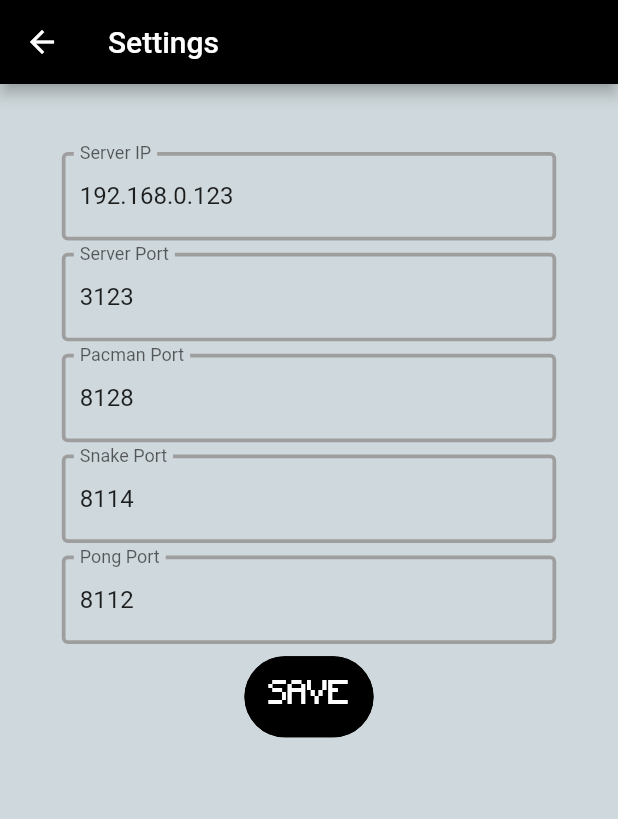
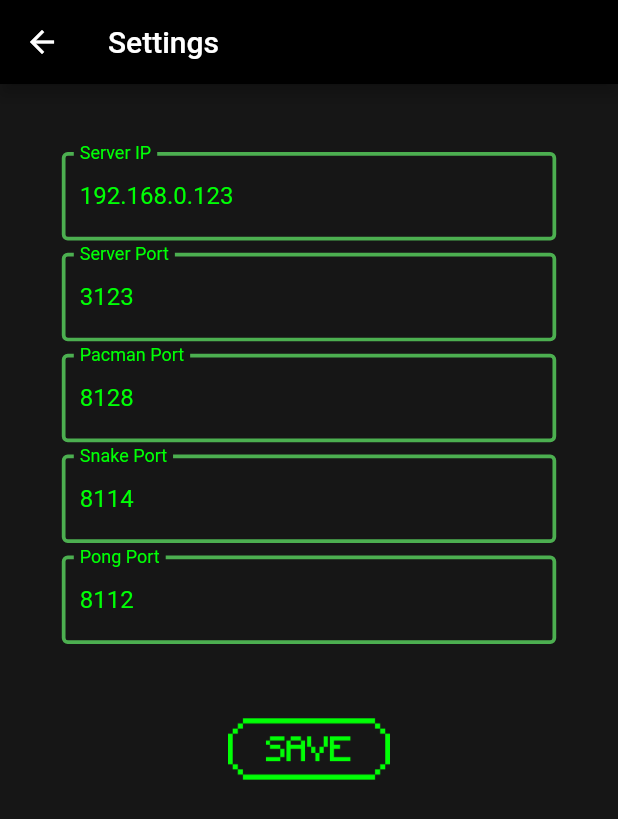
Before and after one commit to LiquidGalaxyLAB/asteroids-lg-retro-gaming, a Flutter app: the screen it shows after launch, after a tap on the "settings" icon, on a phone screen of 412 x 824 dp. Shown: the top 819 px of the screen. Run offline on Flutter 3.47's test engine with Material 2 defaults, Android fonts, the light colour scheme and no system bars; our stand-ins replace carousel_slider, get_storage, qr_flutter, socket_io_client, webview_flutter; network calls fail.

Commit message:
updated app color scheme

```diff
--- a/lib/screens/Home.dart
+++ b/lib/screens/Home.dart
@@ -1,4 +1,5 @@
 import 'package:flutter/material.dart';
+import 'package:flutter/rendering.dart';
 import 'package:socket_io_client/socket_io_client.dart';
 import 'package:carousel_slider/carousel_controller.dart';
 import 'package:carousel_slider/carousel_options.dart';
@@ -53,7 +54,7 @@
     return SafeArea(
       child: Scaffold(
         resizeToAvoidBottomInset: false,
-        backgroundColor: Colors.blueGrey.shade100,
+        backgroundColor: Color(0xff161616),
         body: OrientationBuilder(
           builder: (BuildContext context, Orientation orientation) {
             return orientation == Orientation.portrait
@@ -78,12 +79,13 @@
             onTap: () => pushToSettings(context),
             child: Icon(
               Icons.settings,
+              color: const Color(0xFF00FF05),
               size: screenSize.height * 0.05,
             ),
           ),
         ),
         Column(
-          mainAxisAlignment: MainAxisAlignment.center,
+          mainAxisAlignment: MainAxisAlignment.spaceEvenly,
           children: [
             Padding(
               padding: EdgeInsets.only(bottom: screenSize.height * 0.1),
@@ -92,6 +94,7 @@
                 style: TextStyle(
                   fontFamily: 'RetroFont',
                   fontSize: screenSize.height * 0.035,
+                  color: const Color(0xFF00FF05),
                 ),
               ),
             ),
@@ -113,6 +116,7 @@
                 bottom: screenSize.height * 0.12,
                 left: screenSize.width * 0.01,
                 child: IconButton(
+                  color: const Color(0xFF00FF05),
                   iconSize: screenSize.height * 0.05,
                   splashRadius: 0.1,
                   icon: const Icon(Icons.arrow_back_ios),
@@ -125,6 +129,7 @@
                 bottom: screenSize.height * 0.12,
                 right: screenSize.width * 0.01,
                 child: IconButton(
+                  color: const Color(0xFF00FF05),
                   iconSize: screenSize.height * 0.05,
                   splashRadius: 0.1,
                   icon: const Icon(Icons.arrow_forward_ios),
@@ -135,44 +140,14 @@
               ),
             ]),
             Padding(
-              padding: EdgeInsets.only(top: screenSize.height * 0.1),
-              child: Container(
-                decoration: BoxDecoration(
-                  color: Colors.white,
-                  borderRadius: BorderRadius.circular(screenSize.height * 0.1),
-                  boxShadow: [
-                    BoxShadow(
-                      color: Colors.grey.withOpacity(0.5),
-                      spreadRadius: 3,
-                      blurRadius: 4,
-                      offset: Offset(3, 3), // changes position of shadow
-                    ),
-                  ],
-                ),
-                child: TextButton(
-                  onPressed: () => openGame(context),
-                  child: Padding(
-                    padding: EdgeInsets.all(8.0),
-                    child: Text(
-                      "OPEN GAME",
-                      style: TextStyle(
-                        fontFamily: 'RetroFont',
-                        fontSize: screenSize.height * 0.025,
-                      ),
-                    ),
-                  ),
-                  style: ButtonStyle(
-                    foregroundColor:
-                        MaterialStateProperty.all<Color>(Colors.white),
-                    backgroundColor:
-                        MaterialStateProperty.all<Color>(Colors.black),
-                    shape: MaterialStateProperty.all<RoundedRectangleBorder>(
-                      RoundedRectangleBorder(
-                        borderRadius:
-                            BorderRadius.circular(screenSize.height * 0.1),
-                        side: BorderSide(color: Colors.black),
-                      ),
-                    ),
+              padding: EdgeInsets.symmetric(vertical: screenSize.height * 0.05),
+              child: GestureDetector(
+                onTap: () => openGame(context),
+                child: Container(
+                  height: screenSize.height * 0.07,
+                  child: Image.asset(
+                    'assets/openBtn.png',
+                    fit: BoxFit.fill,
                   ),
                 ),
               ),
@@ -196,6 +171,7 @@
             onTap: () => pushToSettings(context),
             child: Icon(
               Icons.settings,
+              color: const Color(0xFF00FF05),
               size: screenSize.height * 0.08,
             ),
           ),
@@ -208,6 +184,7 @@
               style: TextStyle(
                 fontFamily: 'RetroFont',
                 fontSize: screenSize.height * 0.075,
+                color: const Color(0xFF00FF05),
               ),
             ),
             Stack(children: <Widget>[
@@ -228,6 +205,7 @@
                 bottom: screenSize.height * 0.16,
                 left: screenSize.width * 0.1,
                 child: IconButton(
+                  color: const Color(0xFF00FF05),
                   iconSize: screenSize.height * 0.15,
                   splashRadius: 0.1,
                   icon: const Icon(Icons.arrow_back_ios),
@@ -240,6 +218,7 @@
                 bottom: screenSize.height * 0.16,
                 right: screenSize.width * 0.1,
                 child: IconButton(
+                  color: const Color(0xFF00FF05),
                   iconSize: screenSize.height * 0.15,
                   splashRadius: 0.1,
                   icon: const Icon(Icons.arrow_forward_ios),
@@ -249,43 +228,13 @@
                 ),
               ),
             ]),
-            Container(
-              decoration: BoxDecoration(
-                color: Colors.white,
-                borderRadius: BorderRadius.circular(screenSize.height * 0.1),
-                boxShadow: [
-                  BoxShadow(
-                    color: Colors.grey.withOpacity(0.5),
-                    spreadRadius: 3,
-                    blurRadius: 4,
-                    offset: Offset(3, 3), // changes position of shadow
-                  ),
-                ],
-              ),
-              child: TextButton(
-                onPressed: () => openGame(context),
-                child: Padding(
-                  padding: EdgeInsets.all(8.0),
-                  child: Text(
-                    "OPEN GAME",
-                    style: TextStyle(
-                      fontFamily: 'RetroFont',
-                      fontSize: screenSize.height * 0.035,
-                    ),
-                  ),
-                ),
-                style: ButtonStyle(
-                  foregroundColor:
-                      MaterialStateProperty.all<Color>(Colors.white),
-                  backgroundColor:
-                      MaterialStateProperty.all<Color>(Colors.black),
-                  shape: MaterialStateProperty.all<RoundedRectangleBorder>(
-                    RoundedRectangleBorder(
-                      borderRadius:
-                          BorderRadius.circular(screenSize.height * 0.1),
-                      side: BorderSide(color: Colors.black),
-                    ),
-                  ),
+            GestureDetector(
+              onTap: () => openGame(context),
+              child: Container(
+                height: screenSize.height * 0.1,
+                child: Image.asset(
+                  'assets/openBtn.png',
+                  fit: BoxFit.fill,
                 ),
               ),
             ),
--- a/lib/screens/Settings.dart
+++ b/lib/screens/Settings.dart
@@ -27,7 +27,7 @@
           title: Text('Settings'),
           backgroundColor: Colors.black,
         ),
-        backgroundColor: Colors.blueGrey.shade100,
+        backgroundColor: Color(0xff161616),
         body: OrientationBuilder(
           builder: (BuildContext context, Orientation orientation) {
             return orientation == Orientation.portrait
@@ -44,7 +44,6 @@
   // "context" is used for pushing Navigator
   Widget portraiMode(Size screenSize, BuildContext context) {
     return Container(
-      color: Colors.blueGrey.shade100,
       child: Center(
         child: Form(
           key: formKey,
@@ -56,9 +55,11 @@
                   padding:
                       EdgeInsets.symmetric(vertical: screenSize.width * 0.01),
                   child: TextFormField(
+                    style: TextStyle(color: Color(0xFF00FF05)),
                     initialValue: serverIp,
                     decoration: InputDecoration(
                       labelText: 'Server IP',
+                      labelStyle: TextStyle(color: Color(0xFF00FF05)),
                       errorBorder: OutlineInputBorder(
                           borderSide: BorderSide(
                         color: Colors.red,
@@ -66,13 +67,13 @@
                       )),
                       focusedBorder: OutlineInputBorder(
                         borderSide: BorderSide(
-                          color: Colors.blue,
+                          color: Colors.green,
                           width: screenSize.height * 0.003,
                         ),
                       ),
                       enabledBorder: OutlineInputBorder(
                         borderSide: BorderSide(
-                          color: Colors.grey,
+                          color: Colors.green,
                           width: screenSize.height * 0.003,
                         ),
                       ),
@@ -86,6 +87,7 @@
                   padding:
                       EdgeInsets.symmetric(vertical: screenSize.width * 0.01),
                   child: TextFormField(
+                    style: TextStyle(color: Color(0xFF00FF05)),
                     initialValue: serverPort,
                     decoration: InputDecoration(
                       errorBorder: OutlineInputBorder(
@@ -94,15 +96,16 @@
                         width: screenSize.height * 0.003,
                       )),
                       labelText: 'Server Port',
+                      labelStyle: TextStyle(color: Color(0xFF00FF05)),
                       focusedBorder: OutlineInputBorder(
                         borderSide: BorderSide(
-                          color: Colors.blue,
+                          color: Colors.green,
                           width: screenSize.height * 0.003,
                         ),
                       ),
                       enabledBorder: OutlineInputBorder(
                         borderSide: BorderSide(
-                          color: Colors.grey,
+                          color: Colors.green,
                           width: screenSize.height * 0.003,
                         ),
                       ),
@@ -116,6 +119,7 @@
                   padding:
                       EdgeInsets.symmetric(vertical: screenSize.width * 0.01),
                   child: TextFormField(
+                    style: TextStyle(color: Color(0xFF00FF05)),
                     initialValue: pacmanPort,
                     decoration: InputDecoration(
                       errorBorder: OutlineInputBorder(
@@ -124,15 +128,16 @@
                         width: screenSize.height * 0.003,
                       )),
                       labelText: 'Pacman Port',
+                      labelStyle: TextStyle(color: Color(0xFF00FF05)),
                       focusedBorder: OutlineInputBorder(
                         borderSide: BorderSide(
-                          color: Colors.blue,
+                          color: Colors.green,
                           width: screenSize.height * 0.003,
                         ),
                       ),
                       enabledBorder: OutlineInputBorder(
                         borderSide: BorderSide(
-                          color: Colors.grey,
+                          color: Colors.green,
                           width: screenSize.height * 0.003,
                         ),
                       ),
@@ -146,6 +151,7 @@
                   padding:
                       EdgeInsets.symmetric(vertical: screenSize.width * 0.01),
                   child: TextFormField(
+                    style: TextStyle(color: Color(0xFF00FF05)),
                     initialValue: snakePort,
                     decoration: InputDecoration(
                       errorBorder: OutlineInputBorder(
@@ -154,15 +160,16 @@
                         width: screenSize.height * 0.003,
                       )),
                       labelText: 'Snake Port',
+                      labelStyle: TextStyle(color: Color(0xFF00FF05)),
                       focusedBorder: OutlineInputBorder(
                         borderSide: BorderSide(
-                          color: Colors.blue,
+                          color: Colors.green,
                           width: screenSize.height * 0.003,
                         ),
                       ),
                       enabledBorder: OutlineInputBorder(
                         borderSide: BorderSide(
-                          color: Colors.grey,
+                          color: Colors.green,
                           width: screenSize.height * 0.003,
                         ),
                       ),
@@ -176,6 +183,7 @@
                   padding:
                       EdgeInsets.symmetric(vertical: screenSize.width * 0.01),
                   child: TextFormField(
+                    style: TextStyle(color: Color(0xFF00FF05)),
                     initialValue: pongPort,
                     decoration: InputDecoration(
                       errorBorder: OutlineInputBorder(
@@ -184,15 +192,16 @@
                         width: screenSize.height * 0.003,
                       )),
                       labelText: 'Pong Port',
+                      labelStyle: TextStyle(color: Color(0xFF00FF05)),
                       focusedBorder: OutlineInputBorder(
                         borderSide: BorderSide(
-                          color: Colors.blue,
+                          color: Colors.green,
                           width: screenSize.height * 0.003,
                         ),
                       ),
                       enabledBorder: OutlineInputBorder(
                         borderSide: BorderSide(
-                          color: Colors.grey,
+                          color: Colors.green,
                           width: screenSize.height * 0.003,
                         ),
                       ),
@@ -205,28 +214,15 @@
                 Padding(
                   padding:
                       EdgeInsets.symmetric(vertical: screenSize.width * 0.01),
-                  child: TextButton(
-                    onPressed: () => _save(context),
+                  child: GestureDetector(
+                    onTap: () => _save(context),
                     child: Padding(
-                      padding: EdgeInsets.all(8.0),
-                      child: Text(
-                        "SAVE",
-                        style: TextStyle(
-                          fontFamily: 'RetroFont',
-                          fontSize: screenSize.height * 0.025,
-                        ),
-                      ),
-                    ),
-                    style: ButtonStyle(
-                      foregroundColor:
-                          MaterialStateProperty.all<Color>(Colors.white),
-                      backgroundColor:
-                          MaterialStateProperty.all<Color>(Colors.black),
-                      shape: MaterialStateProperty.all<RoundedRectangleBorder>(
-                        RoundedRectangleBorder(
-                          borderRadius:
-                              BorderRadius.circular(screenSize.height * 0.1),
-                          side: BorderSide(color: Colors.black),
+                      padding: EdgeInsets.all(screenSize.height * 0.05),
+                      child: Container(
+                        height: screenSize.height * 0.05,
+                        child: Image.asset(
+                          'assets/saveBtn.png',
+                          fit: BoxFit.fill,
                         ),
                       ),
                     ),
@@ -246,7 +242,6 @@
   Widget landscapeMode(Size screenSize, BuildContext context) {
     return SingleChildScrollView(
       child: Container(
-        color: Colors.blueGrey.shade100,
         child: Center(
           child: Form(
             key: formKey,
@@ -259,6 +254,7 @@
                         EdgeInsets.symmetric(vertical: screenSize.width * 0.01),
                     child: TextFormField(
                       initialValue: serverIp,
+                      style: TextStyle(color: Color(0xFF00FF05)),
                       decoration: InputDecoration(
                         errorBorder: OutlineInputBorder(
                             borderSide: BorderSide(
@@ -266,15 +262,16 @@
                           width: screenSize.height * 0.003,
                         )),
                         labelText: 'Server IP',
+                        labelStyle: TextStyle(color: Color(0xFF00FF05)),
                         focusedBorder: OutlineInputBorder(
                           borderSide: BorderSide(
-                            color: Colors.blue,
+                            color: Color(0xFF00FF05),
                             width: screenSize.height * 0.003,
                           ),
                         ),
                         enabledBorder: OutlineInputBorder(
                           borderSide: BorderSide(
-                            color: Colors.grey,
+                            color: Color(0xFF00FF05),
                             width: screenSize.height * 0.003,
                           ),
                         ),
@@ -288,6 +285,7 @@
                     padding:
                         EdgeInsets.symmetric(vertical: screenSize.width * 0.01),
                     child: TextFormField(
+                      style: TextStyle(color: Color(0xFF00FF05)),
                       initialValue: serverPort,
                       decoration: InputDecoration(
                         errorBorder: OutlineInputBorder(
@@ -296,15 +294,16 @@
                           width: screenSize.height * 0.003,
                         )),
                         labelText: 'Server Port',
+                        labelStyle: TextStyle(color: Color(0xFF00FF05)),
                         focusedBorder: OutlineInputBorder(
                           borderSide: BorderSide(
-                            color: Colors.blue,
+                            color: Color(0xFF00FF05),
                             width: screenSize.height * 0.003,
                           ),
                         ),
                         enabledBorder: OutlineInputBorder(
                           borderSide: BorderSide(
-                            color: Colors.grey,
+                            color: Color(0xFF00FF05),
                             width: screenSize.height * 0.003,
                           ),
                         ),
@@ -318,6 +317,7 @@
                     padding:
                         EdgeInsets.symmetric(vertical: screenSize.width * 0.01),
                     child: TextFormField(
+                      style: TextStyle(color: Color(0xFF00FF05)),
                       initialValue: pacmanPort,
                       decoration: InputDecoration(
                         errorBorder: OutlineInputBorder(
@@ -326,15 +326,16 @@
                           width: screenSize.height * 0.003,
                         )),
                         labelText: 'Pacman Port',
+                        labelStyle: TextStyle(color: Color(0xFF00FF05)),
                         focusedBorder: OutlineInputBorder(
                           borderSide: BorderSide(
-                            color: Colors.blue,
+                            color: Color(0xFF00FF05),
                             width: screenSize.height * 0.003,
                           ),
                         ),
                         enabledBorder: OutlineInputBorder(
                           borderSide: BorderSide(
-                            color: Colors.grey,
+                            color: Color(0xFF00FF05),
                             width: screenSize.height * 0.003,
                           ),
                         ),
@@ -348,6 +349,7 @@
                     padding:
                         EdgeInsets.symmetric(vertical: screenSize.width * 0.01),
                     child: TextFormField(
+                      style: TextStyle(color: Color(0xFF00FF05)),
                       initialValue: snakePort,
                       decoration: InputDecoration(
                         errorBorder: OutlineInputBorder(
@@ -356,15 +358,16 @@
                           width: screenSize.height * 0.003,
                         )),
                         labelText: 'Snake Port',
+                        labelStyle: TextStyle(color: Color(0xFF00FF05)),
                         focusedBorder: OutlineInputBorder(
                           borderSide: BorderSide(
-                            color: Colors.blue,
+                            color: Color(0xFF00FF05),
                             width: screenSize.height * 0.003,
                           ),
                         ),
                         enabledBorder: OutlineInputBorder(
                           borderSide: BorderSide(
-                            color: Colors.grey,
+                            color: Color(0xFF00FF05),
                             width: screenSize.height * 0.003,
                           ),
                         ),
@@ -378,6 +381,7 @@
                     padding:
                         EdgeInsets.symmetric(vertical: screenSize.width * 0.01),
                     child: TextFormField(
+                      style: TextStyle(color: Color(0xFF00FF05)),
                       initialValue: pongPort,
                       decoration: InputDecoration(
                         errorBorder: OutlineInputBorder(
@@ -386,15 +390,16 @@
                           width: screenSize.height * 0.003,
                         )),
                         labelText: 'Pong Port',
+                        labelStyle: TextStyle(color: Color(0xFF00FF05)),
                         focusedBorder: OutlineInputBorder(
                           borderSide: BorderSide(
-                            color: Colors.blue,
+                            color: Color(0xFF00FF05),
                             width: screenSize.height * 0.003,
                           ),
                         ),
                         enabledBorder: OutlineInputBorder(
                           borderSide: BorderSide(
-                            color: Colors.grey,
+                            color: Color(0xFF00FF05),
                             width: screenSize.height * 0.003,
                           ),
                         ),
@@ -407,29 +412,15 @@
                   Padding(
                     padding:
                         EdgeInsets.symmetric(vertical: screenSize.width * 0.01),
-                    child: TextButton(
-                      onPressed: () => _save(context),
+                    child: GestureDetector(
+                      onTap: () => _save(context),
                       child: Padding(
-                        padding: EdgeInsets.all(8.0),
-                        child: Text(
-                          "SAVE",
-                          style: TextStyle(
-                            fontFamily: 'RetroFont',
-                            fontSize: screenSize.height * 0.035,
-                          ),
-                        ),
-                      ),
-                      style: ButtonStyle(
-                        foregroundColor:
-                            MaterialStateProperty.all<Color>(Colors.white),
-                        backgroundColor:
-                            MaterialStateProperty.all<Color>(Colors.black),
-                        shape:
-                            MaterialStateProperty.all<RoundedRectangleBorder>(
-                          RoundedRectangleBorder(
-                            borderRadius:
-                                BorderRadius.circular(screenSize.height * 0.1),
-                            side: BorderSide(color: Colors.black),
+                        padding: EdgeInsets.all(screenSize.height * 0.05),
+                        child: Container(
+                          height: screenSize.height * 0.07,
+                          child: Image.asset(
+                            'assets/saveBtn.png',
+                            fit: BoxFit.fill,
                           ),
                         ),
                       ),
```
Also changed, not shown: assets/openBtn.png (added), assets/pacman.png, assets/pong.png, assets/saveBtn.png (added), assets/snake.png.
